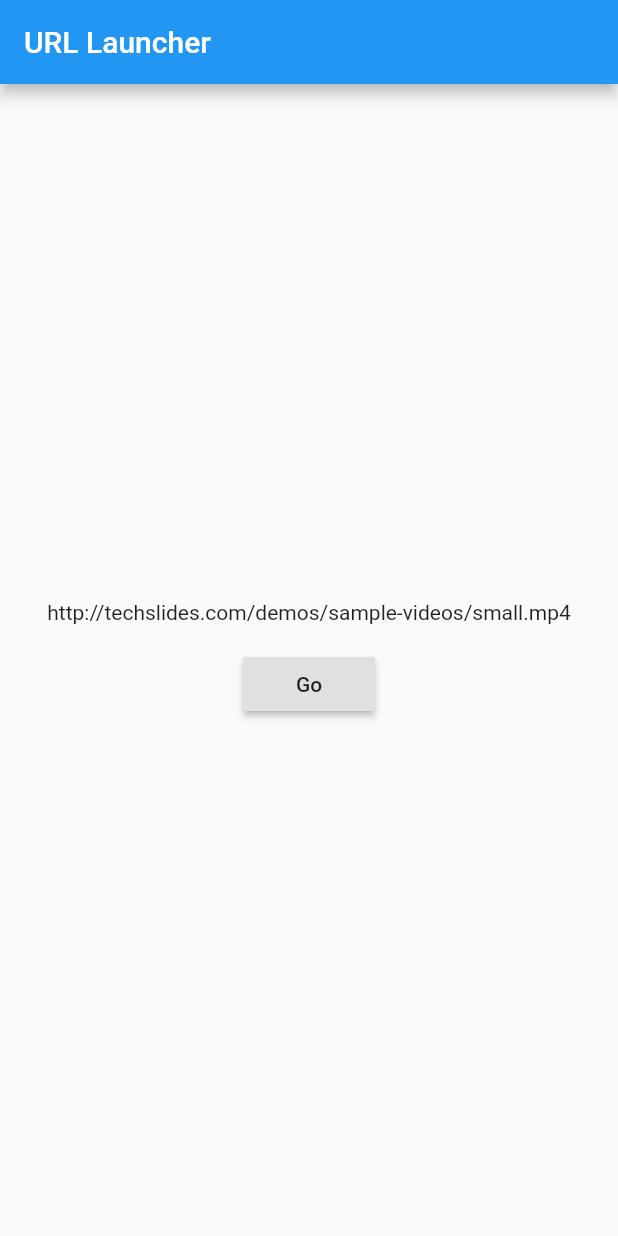
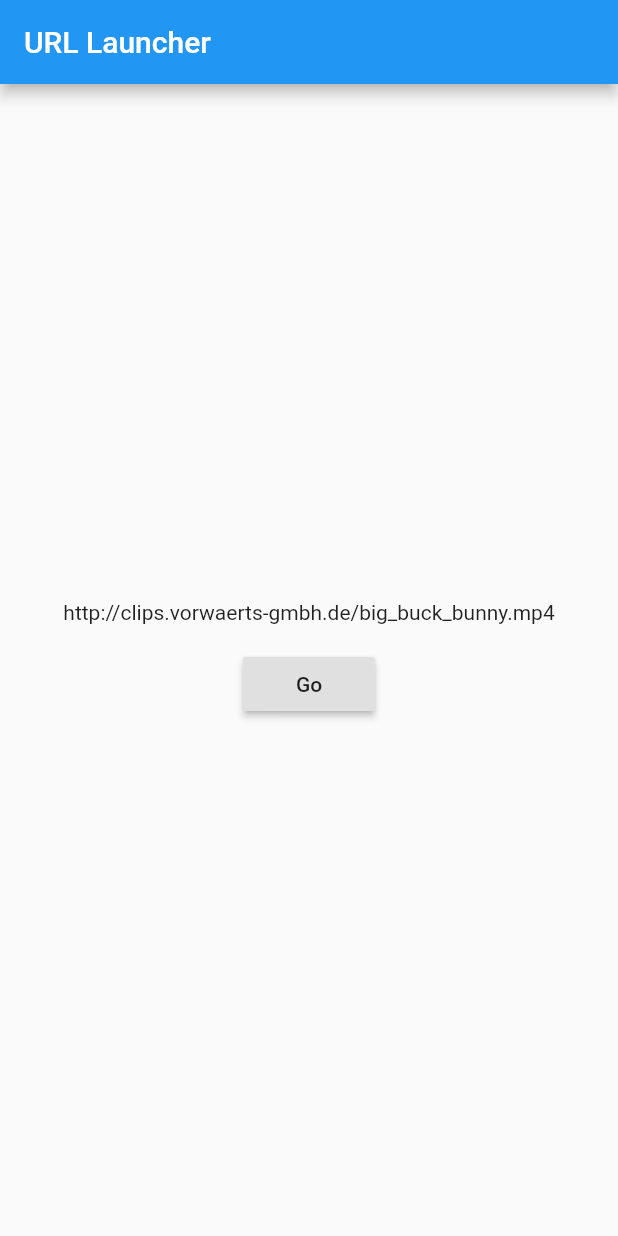
Before and after one commit to rxlabz/flutter_video_launcher, a Flutter app: the screen it shows after launch, on a phone screen of 412 x 824 dp. Run offline on Flutter 3.47's test engine with Material 2 defaults, Android fonts, the phone set to English and light mode, and no system bars.

Commit message:
update video url

```diff
--- a/example/lib/main.dart
+++ b/example/lib/main.dart
@@ -11,7 +11,7 @@ void main() {
   runApp(new MyApp());
 }
 
-const videoUrl = 'http://techslides.com/demos/sample-videos/small.mp4';
+const videoUrl = "http://clips.vorwaerts-gmbh.de/big_buck_bunny.mp4";
 
 class MyApp extends StatelessWidget {
   @override
```
